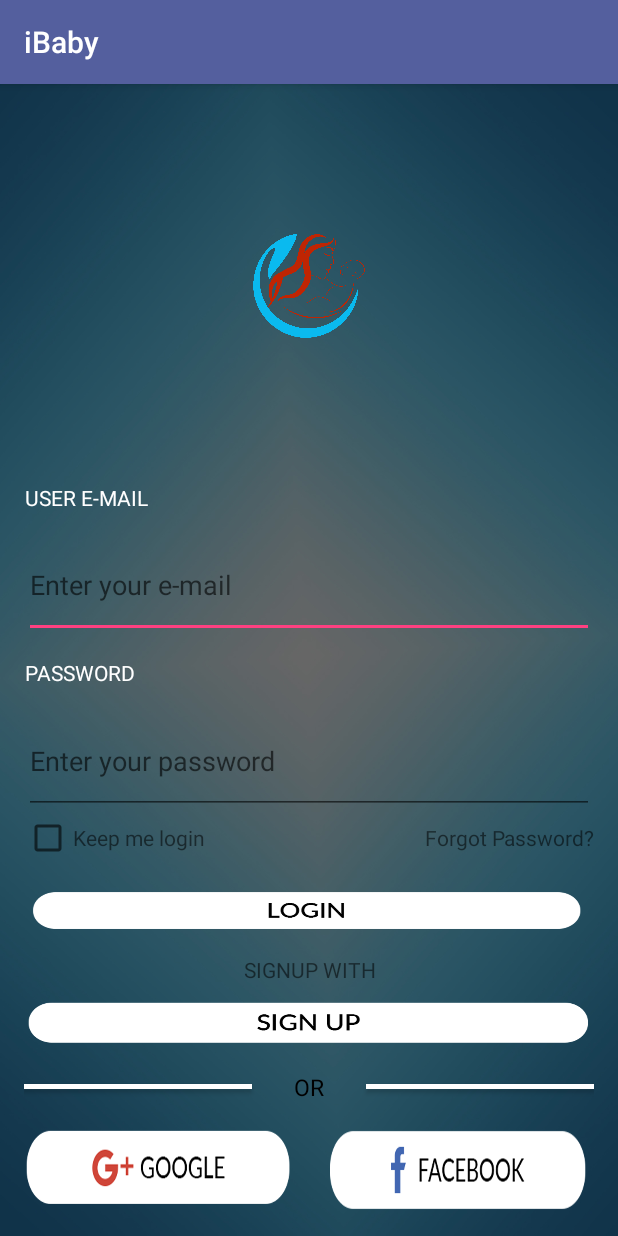
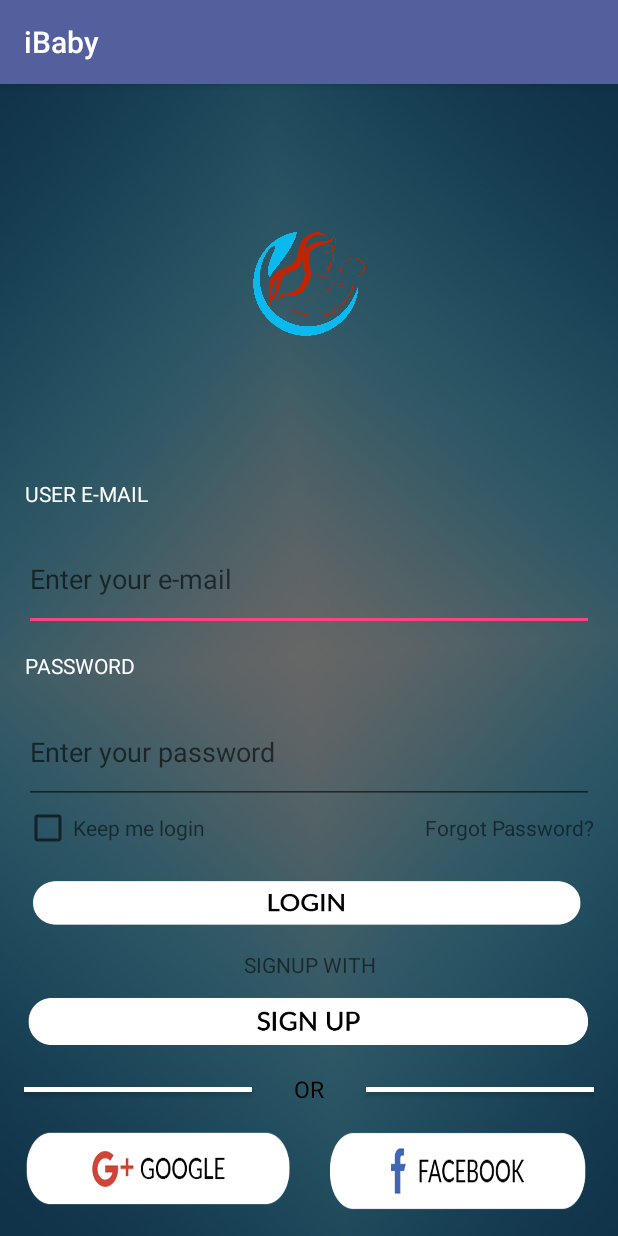
Before and after one commit to rdnasim/iBaby, an Android app: the screen it shows after launch (MainActivity), on a phone screen of 412 x 824 dp. Run offline under Robolectric (Android 15) with nearby library versions, the phone set to English and light mode, and no system bars.

Commit message:
Activity Change.

```diff
--- a/app/src/main/res/layout/activity_main.xml
+++ b/app/src/main/res/layout/activity_main.xml
@@ -89,7 +89,7 @@
     <Button
         android:id="@+id/logIn"
         android:layout_width="match_parent"
-        android:layout_height="30dp"
+        android:layout_height="35dp"
         android:background="@mipmap/login"
         android:onClick="onClickLogIn" />
 
@@ -106,7 +106,7 @@
     <Button
         android:id="@+id/sign_up_Btn"
         android:layout_width="match_parent"
-        android:layout_height="30dp"
+        android:layout_height="35dp"
         android:background="@mipmap/sign"
         android:onClick="onClickSignUp" />
 
```
